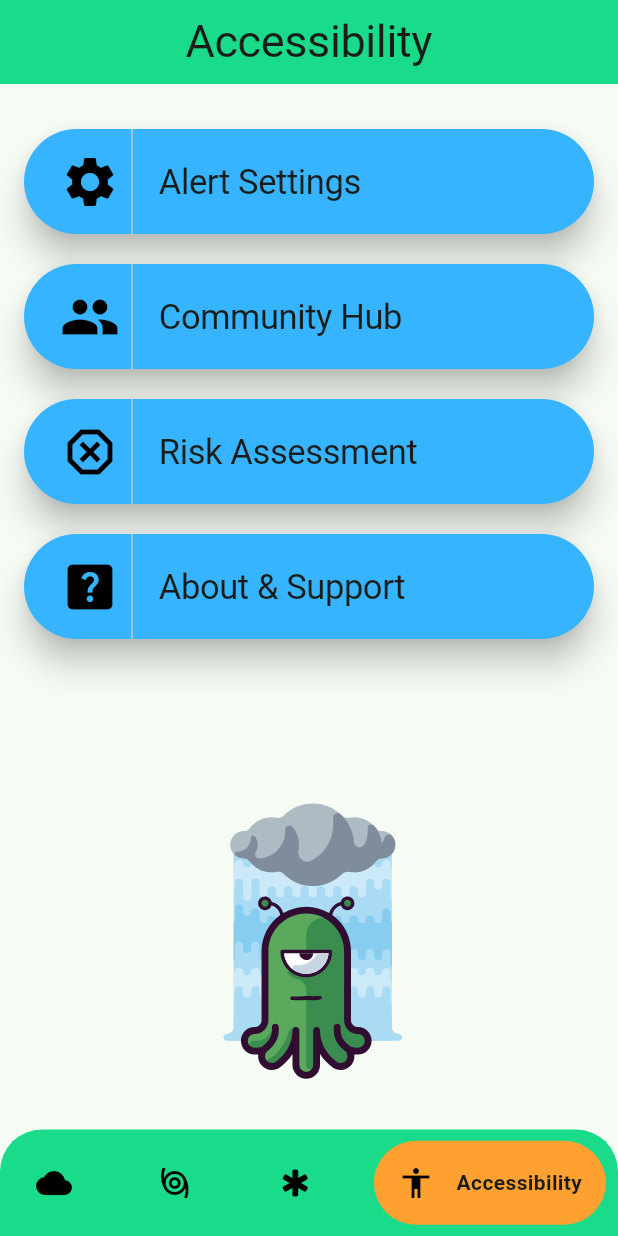
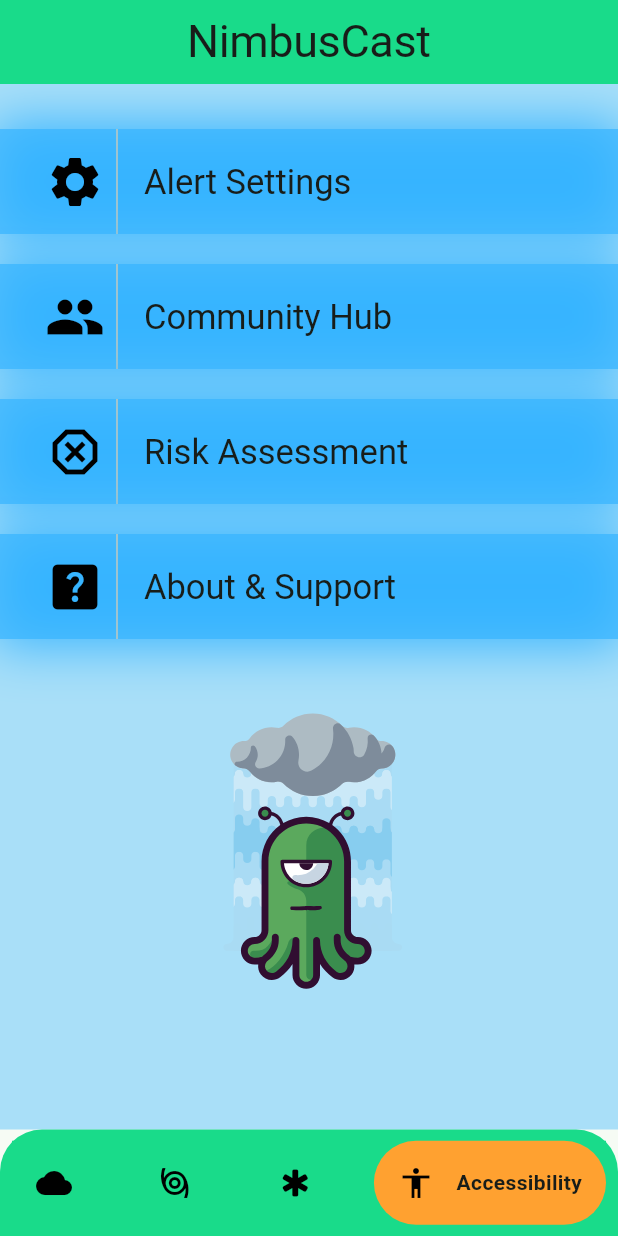
Before and after one commit to TheBenedict09/NimbusCast, a Flutter app: the screen it shows after launch, item 4 of the bottom bar chosen, on a phone screen of 412 x 824 dp. Run offline on Flutter 3.47's test engine with Material 3 defaults, Android fonts, the phone set to English and light mode, and no system bars; drawn by our look-alikes of google_nav_bar; our stand-ins replace iconsax, lottie, weather_icons; Roboto replaces fonts that are missing (FontMadimi, FontSans).

```diff
--- a/lib/Pages/accessibility_page.dart
+++ b/lib/Pages/accessibility_page.dart
@@ -14,11 +14,12 @@ class _AccessibilityPageState extends State<AccessibilityPage> {
   @override
   Widget build(BuildContext context) {
     return Scaffold(
+      backgroundColor: c5.withOpacity(0.4),
       appBar: AppBar(
         backgroundColor: c1,
         centerTitle: true,
         title: Text(
-          "Accessibility",
+          "NimbusCast",
           style: Theme.of(context).textTheme.displayLarge?.copyWith(
                 fontSize: 30,
               ),
@@ -31,16 +32,19 @@ class _AccessibilityPageState extends State<AccessibilityPage> {
               height: 30,
             ),
             Container(
-              width: 380,
+              width: double.infinity,
               height: 70,
-              color: Colors.transparent,
-              child: ElevatedButton(
-                onPressed: () {},
-                style: const ButtonStyle(
-                    elevation: MaterialStatePropertyAll(9),
-                    backgroundColor: MaterialStatePropertyAll(c5)),
+              decoration: BoxDecoration(
+                color: c5.withOpacity(0.7),
+                boxShadow: [
+                  BoxShadow(blurRadius: 30, spreadRadius: 4, color: c5),
+                ],
+              ),
               child: Row(
                 children: [
+                  const SizedBox(
+                    width: 30,
+                  ),
                   const Icon(
                     Icons.settings,
                     size: 40,
@@ -52,28 +56,30 @@ class _AccessibilityPageState extends State<AccessibilityPage> {
                   ),
                   Text(
                     "Alert Settings",
-                      style: Theme.of(context).textTheme.displayLarge?.copyWith(
+                    style: Theme.of(context).textTheme.displaySmall?.copyWith(
                           fontSize: 23,
                         ),
                   ),
                 ],
               ),
             ),
-            ),
             const SizedBox(
               height: 20,
             ),
             Container(
-              width: 380,
+              width: double.infinity,
               height: 70,
-              color: Colors.transparent,
-              child: ElevatedButton(
-                onPressed: () {},
-                style: const ButtonStyle(
-                    elevation: MaterialStatePropertyAll(9),
-                    backgroundColor: MaterialStatePropertyAll(c5)),
+              decoration: BoxDecoration(
+                color: c5.withOpacity(0.7),
+                boxShadow: [
+                  BoxShadow(blurRadius: 30, spreadRadius: 4, color: c5),
+                ],
+              ),
               child: Row(
                 children: [
+                  SizedBox(
+                    width: 30,
+                  ),
                   const Icon(
                     Icons.people,
                     size: 40,
@@ -85,29 +91,30 @@ class _AccessibilityPageState extends State<AccessibilityPage> {
                   ),
                   Text(
                     "Community Hub",
-                      style: Theme.of(context).textTheme.displayLarge?.copyWith(
+                    style: Theme.of(context).textTheme.displaySmall?.copyWith(
                           fontSize: 23,
                         ),
                   ),
                 ],
               ),
             ),
-            ),
             const SizedBox(
               height: 20,
             ),
             Container(
-              width: 380,
+              width: double.infinity,
               height: 70,
-              color: Colors.transparent,
-              child: ElevatedButton(
-                onPressed: () {},
-                style: const ButtonStyle(
-                  elevation: MaterialStatePropertyAll(9),
-                  backgroundColor: MaterialStatePropertyAll(c5),
+              decoration: BoxDecoration(
+                color: c5.withOpacity(0.7),
+                boxShadow: [
+                  BoxShadow(blurRadius: 30, spreadRadius: 4, color: c5),
+                ],
               ),
               child: Row(
                 children: [
+                  const SizedBox(
+                    width: 30,
+                  ),
                   const Icon(
                     Icons.dangerous_outlined,
                     size: 40,
@@ -119,28 +126,30 @@ class _AccessibilityPageState extends State<AccessibilityPage> {
                   ),
                   Text(
                     "Risk Assessment",
-                      style: Theme.of(context).textTheme.displayLarge?.copyWith(
+                    style: Theme.of(context).textTheme.displaySmall?.copyWith(
                           fontSize: 23,
                         ),
                   ),
                 ],
               ),
             ),
-            ),
             const SizedBox(
               height: 20,
             ),
             Container(
-              width: 380,
+              width: double.infinity,
               height: 70,
-              color: Colors.transparent,
-              child: ElevatedButton(
-                onPressed: () {},
-                style: const ButtonStyle(
-                    backgroundColor: MaterialStatePropertyAll(c5),
-                    elevation: MaterialStatePropertyAll(9)),
+              decoration: BoxDecoration(
+                color: c5.withOpacity(0.7),
+                boxShadow: [
+                  BoxShadow(blurRadius: 30, spreadRadius: 4, color: c5),
+                ],
+              ),
               child: Row(
                 children: [
+                  const SizedBox(
+                    width: 30,
+                  ),
                   const Icon(
                     Icons.help_center,
                     size: 40,
@@ -152,18 +161,20 @@ class _AccessibilityPageState extends State<AccessibilityPage> {
                   ),
                   Text(
                     "About & Support",
-                      style: Theme.of(context).textTheme.displayLarge?.copyWith(
+                    style: Theme.of(context).textTheme.displaySmall?.copyWith(
                           fontSize: 23,
                         ),
                   ),
                 ],
               ),
             ),
+            const SizedBox(
+              height: 40,
             ),
-            SizedBox(
-              height: 100,
+            Lottie.asset(
+              'assets/animations/Funny.json',
+              height: 220,
             ),
-            Lottie.asset('assets/animations/Funny.json', height: 220),
           ],
         ),
       ),
--- a/lib/Pages/bottom_navbar.dart
+++ b/lib/Pages/bottom_navbar.dart
@@ -2,6 +2,7 @@ import 'package:flutter/material.dart';
 import 'package:google_nav_bar/google_nav_bar.dart';
 import 'package:iconsax/iconsax.dart';
 import 'package:nimbus_cast/Pages/accessibility_page.dart';
+import 'package:nimbus_cast/Pages/emergency_resources.dart';
 import 'package:nimbus_cast/utilities/colors.dart';
 import 'package:weather_icons/weather_icons.dart';
 
@@ -18,7 +19,7 @@ class _BottomNavBarState extends State<BottomNavBar> {
   static const List<Widget> _widgetsOptions = <Widget>[
     Text("Real Time Data"),
     Text("Forecast"),
-    Text("Emergency Resources"),
+    EmergencyResources(),
     AccessibilityPage(),
   ];
   @override
```
Also changed, not shown: lib/Pages/emergency_resources.dart (added, +220 -0 lines), 1 other file. Lines whose indentation alone changed are shown as unchanged.
